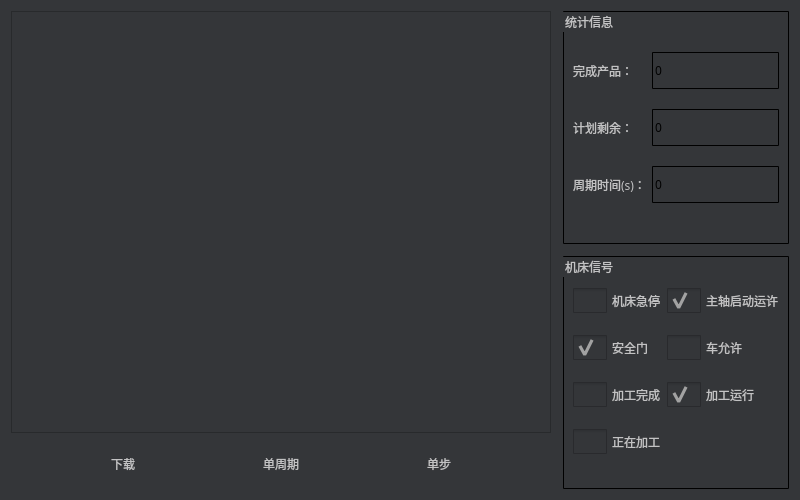
This is frm_run.ui in eeyoo/yunsheng as Qt 5 draws it before an edit. The edited form follows.
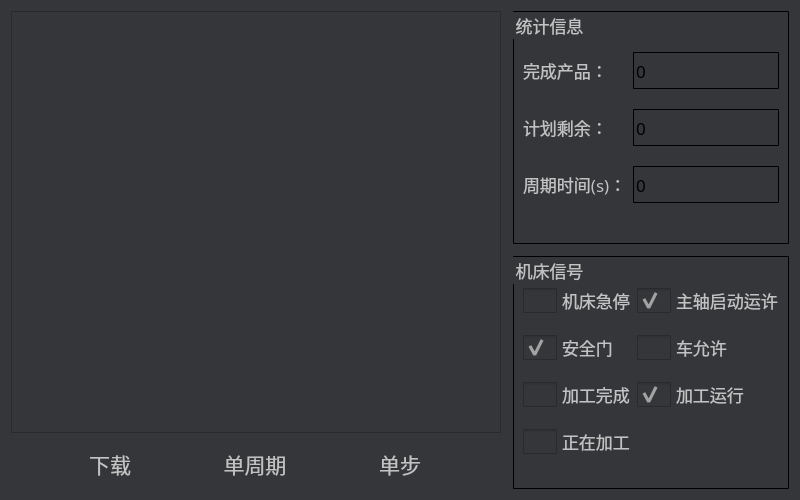
This is the edited form. Icons and pictures are not drawn.

Commit message: changed UI font size

```diff
--- a/frm_run.ui
+++ b/frm_run.ui
@@ -15,7 +15,7 @@
   </property>
   <property name="styleSheet">
    <string notr="true">*{
-font: 12px;
+font: 13pt;
 font-family: &quot;微软雅黑&quot;;
 }
 
@@ -26,6 +26,7 @@
 }
 
 QPushButton {
+font: 16pt;
 border: no;
 outline: no;
 min-width: 80px;
@@ -172,7 +173,7 @@
        <property name="font">
         <font>
          <family>微软雅黑</family>
-         <pointsize>-1</pointsize>
+         <pointsize>13</pointsize>
          <weight>50</weight>
          <italic>false</italic>
          <bold>false</bold>
@@ -202,7 +203,7 @@
           <property name="font">
            <font>
             <family>微软雅黑</family>
-            <pointsize>-1</pointsize>
+            <pointsize>13</pointsize>
             <weight>50</weight>
             <italic>false</italic>
             <bold>false</bold>
@@ -224,7 +225,7 @@
           <property name="font">
            <font>
             <family>微软雅黑</family>
-            <pointsize>-1</pointsize>
+            <pointsize>13</pointsize>
             <weight>50</weight>
             <italic>false</italic>
             <bold>false</bold>
@@ -240,7 +241,7 @@
           <property name="font">
            <font>
             <family>微软雅黑</family>
-            <pointsize>-1</pointsize>
+            <pointsize>13</pointsize>
             <weight>50</weight>
             <italic>false</italic>
             <bold>false</bold>
@@ -268,7 +269,7 @@
           <property name="font">
            <font>
             <family>微软雅黑</family>
-            <pointsize>-1</pointsize>
+            <pointsize>13</pointsize>
             <weight>50</weight>
             <italic>false</italic>
             <bold>false</bold>
@@ -284,7 +285,7 @@
           <property name="font">
            <font>
             <family>微软雅黑</family>
-            <pointsize>-1</pointsize>
+            <pointsize>13</pointsize>
             <weight>50</weight>
             <italic>false</italic>
             <bold>false</bold>
@@ -306,7 +307,7 @@
           <property name="font">
            <font>
             <family>微软雅黑</family>
-            <pointsize>-1</pointsize>
+            <pointsize>13</pointsize>
             <weight>50</weight>
             <italic>false</italic>
             <bold>false</bold>
@@ -325,7 +326,7 @@
        <property name="font">
         <font>
          <family>微软雅黑</family>
-         <pointsize>-1</pointsize>
+         <pointsize>13</pointsize>
          <weight>50</weight>
          <italic>false</italic>
          <bold>false</bold>
@@ -346,7 +347,7 @@
           <property name="font">
            <font>
             <family>微软雅黑</family>
-            <pointsize>-1</pointsize>
+            <pointsize>13</pointsize>
             <weight>50</weight>
             <italic>false</italic>
             <bold>false</bold>
@@ -377,7 +378,7 @@
           <property name="font">
            <font>
             <family>微软雅黑</family>
-            <pointsize>-1</pointsize>
+            <pointsize>13</pointsize>
             <weight>50</weight>
             <italic>false</italic>
             <bold>false</bold>
@@ -408,7 +409,7 @@
           <property name="font">
            <font>
             <family>微软雅黑</family>
-            <pointsize>-1</pointsize>
+            <pointsize>13</pointsize>
             <weight>50</weight>
             <italic>false</italic>
             <bold>false</bold>
@@ -439,7 +440,7 @@
           <property name="font">
            <font>
             <family>微软雅黑</family>
-            <pointsize>-1</pointsize>
+            <pointsize>13</pointsize>
             <weight>50</weight>
             <italic>false</italic>
             <bold>false</bold>
@@ -470,7 +471,7 @@
           <property name="font">
            <font>
             <family>微软雅黑</family>
-            <pointsize>-1</pointsize>
+            <pointsize>13</pointsize>
             <weight>50</weight>
             <italic>false</italic>
             <bold>false</bold>
@@ -501,7 +502,7 @@
           <property name="font">
            <font>
             <family>微软雅黑</family>
-            <pointsize>-1</pointsize>
+            <pointsize>13</pointsize>
             <weight>50</weight>
             <italic>false</italic>
             <bold>false</bold>
@@ -532,7 +533,7 @@
           <property name="font">
            <font>
             <family>微软雅黑</family>
-            <pointsize>-1</pointsize>
+            <pointsize>13</pointsize>
             <weight>50</weight>
             <italic>false</italic>
             <bold>false</bold>
```
Left out of the diff: 1 changed line with no effect on the pictures. The commit also changes 19 other files.
